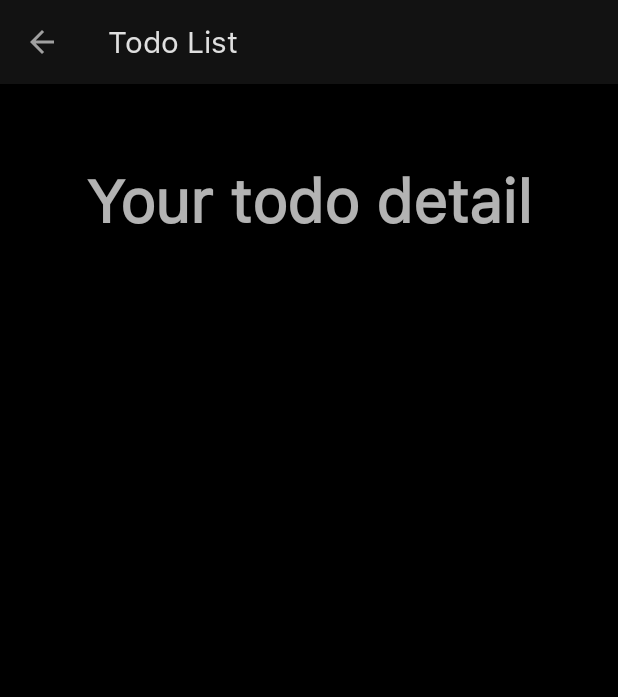
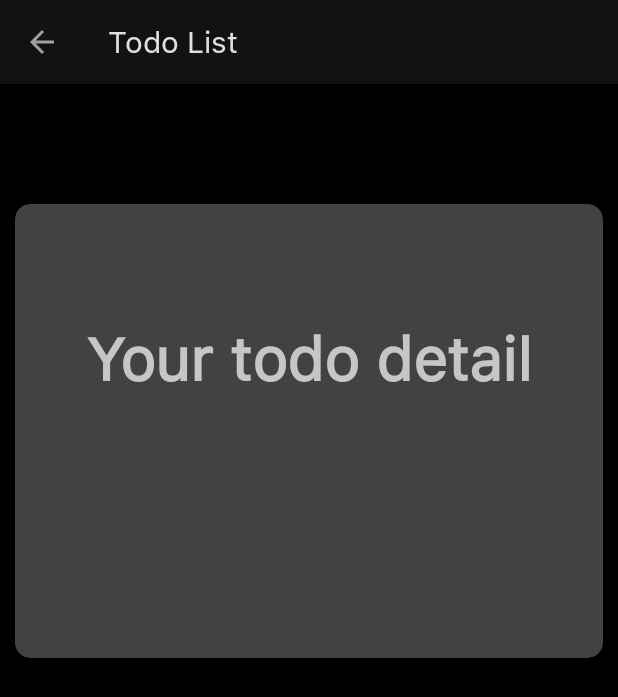
Before and after one commit to deepakb339/AndroidTrainingAssignment, an Android app: the TodoDetailActivity screen opened directly, with no data from a screen before it, on a phone screen of 412 x 824 dp. Shown: the top 697 px of the screen. Run offline under Robolectric (Android 15) with nearby library versions, the phone set to English and light mode, and no system bars.

Commit message:
updated ui and mvp uses

```diff
--- a/app/src/main/java/org/nagarro/todolist/activity/TodoDetailActivity.java
+++ b/app/src/main/java/org/nagarro/todolist/activity/TodoDetailActivity.java
@@ -3,15 +3,19 @@ package org.nagarro.todolist.activity;
 import androidx.annotation.NonNull;
 import androidx.appcompat.app.ActionBar;
 import androidx.appcompat.app.AppCompatActivity;
+import androidx.cardview.widget.CardView;
 
 import android.os.Bundle;
 import android.view.MenuItem;
+import android.widget.LinearLayout;
 import android.widget.TextView;
 
 import org.nagarro.todolist.R;
 
 public class TodoDetailActivity extends AppCompatActivity {
-    TextView title;
+    TextView title,status;
+    CardView cardView;
+    LinearLayout card;
 
     @Override
     protected void onCreate(Bundle savedInstanceState) {
@@ -20,8 +24,13 @@ public class TodoDetailActivity extends AppCompatActivity {
         ActionBar actionBar = getSupportActionBar();
         assert actionBar != null;
         actionBar.setDisplayHomeAsUpEnabled(true);
+        cardView = findViewById(R.id.card_view);
+        card = findViewById(R.id.card_view_container);
+        card.animate().alpha(1f).setDuration(3000).start();
         title = findViewById(R.id.todoTitle);
+        status = findViewById(R.id.todoStatus);
         title.setText(getIntent().getStringExtra("title"));
+        status.setText(getIntent().getStringExtra("status"));
     }
 
     @Override
--- a/app/src/main/java/org/nagarro/todolist/fragment/home/HomeFragment.java
+++ b/app/src/main/java/org/nagarro/todolist/fragment/home/HomeFragment.java
@@ -6,6 +6,7 @@ import android.view.View;
 import android.view.ViewGroup;
 import android.widget.Button;
 import android.widget.LinearLayout;
+import android.widget.TextView;
 import android.widget.Toast;
 
 import androidx.annotation.NonNull;
@@ -37,6 +38,7 @@ public class HomeFragment extends Fragment implements SwipeRefreshLayout.OnRefre
     private RecyclerView recyclerView;
     SwipeRefreshLayout mSwipeRefreshLayout;
     ShimmerFrameLayout shimmerFrameLayout;
+    TextView listCount;
     LinearLayout errorLayout;
     Button retry;
     HomeFragmentPresenter presenter;
@@ -52,6 +54,7 @@ public class HomeFragment extends Fragment implements SwipeRefreshLayout.OnRefre
         shimmerFrameLayout = binding.shimmerFrameLayout;
         errorLayout = binding.errorPage;
         retry = binding.retryBtn;
+        listCount = binding.listCount;
         // SwipeRefreshLayout
         mSwipeRefreshLayout = (SwipeRefreshLayout) binding.swipeContainer;
         mSwipeRefreshLayout.setOnRefreshListener(this);
@@ -99,6 +102,7 @@ public class HomeFragment extends Fragment implements SwipeRefreshLayout.OnRefre
                 public void onResponse(@NotNull Call<List<Todos>> call, @NotNull Response<List<Todos>> response) {
                     shimmerFrameLayout.stopShimmer();
                     shimmerFrameLayout.setVisibility(View.INVISIBLE);
+                    listCount.setVisibility(View.VISIBLE);
                     recyclerView.setVisibility(View.VISIBLE);
                     // Stopping swipe refresh
                     mSwipeRefreshLayout.setRefreshing(false);
@@ -118,6 +122,7 @@ public class HomeFragment extends Fragment implements SwipeRefreshLayout.OnRefre
     }
 
     private void generateDataList(List<Todos> todosList) {
+        listCount.setText("Number of todos: "+todosList.size()+"/"+todosList.size()*2);
         CustomAdapter adapter = new CustomAdapter(getContext(), todosList);
         RecyclerView.LayoutManager layoutManager = new LinearLayoutManager(getContext());
         recyclerView.setLayoutManager(layoutManager);
--- /dev/null
+++ b/app/src/main/res/anim/animation.xml
@@ -0,0 +1,26 @@
+<?xml version="1.0" encoding="utf-8"?>
+<set xmlns:android="http://schemas.android.com/apk/res/android">
+    <!-- animate the translationZ property of a view when pressed -->
+    <selector xmlns:android="http://schemas.android.com/apk/res/android">
+        <item
+            android:state_enabled="true"
+            android:state_pressed="true">
+            <set>
+                <objectAnimator
+                    android:duration="@android:integer/config_shortAnimTime"
+                    android:propertyName="translationZ"
+                    android:valueTo="6dp"
+                    android:valueType="floatType"/>
+            </set>
+        </item>
+        <item>
+            <set>
+                <objectAnimator
+                    android:duration="@android:integer/config_shortAnimTime"
+                    android:propertyName="translationZ"
+                    android:valueTo="0"
+                    android:valueType="floatType"/>
+            </set>
+        </item>
+    </selector>
+</set>
--- /dev/null
+++ b/app/src/main/res/drawable/ic_complete_tick.xml
@@ -0,0 +1,5 @@
+<vector android:height="24dp" android:tint="#3DDB83"
+    android:viewportHeight="24" android:viewportWidth="24"
+    android:width="24dp" xmlns:android="http://schemas.android.com/apk/res/android">
+    <path android:fillColor="@android:color/white" android:pathData="M18,7l-1.41,-1.41 -6.34,6.34 1.41,1.41L18,7zM22.24,5.59L11.66,16.17 7.48,12l-1.41,1.41L11.66,19l12,-12 -1.42,-1.41zM0.41,13.41L6,19l1.41,-1.41L1.83,12 0.41,13.41z"/>
+</vector>
--- a/app/src/main/res/layout/activity_todo_detail.xml
+++ b/app/src/main/res/layout/activity_todo_detail.xml
@@ -2,13 +2,35 @@
 <LinearLayout xmlns:android="http://schemas.android.com/apk/res/android"
     xmlns:app="http://schemas.android.com/apk/res-auto"
     xmlns:tools="http://schemas.android.com/tools"
+    android:id="@+id/card_view_container"
     android:layout_width="match_parent"
     android:layout_height="match_parent"
     android:orientation="vertical"
     android:gravity="center_horizontal"
+    android:layout_marginTop="70dp"
     tools:context=".activity.TodoDetailActivity">
 
-
+    <androidx.cardview.widget.CardView
+        xmlns:card_view="http://schemas.android.com/apk/res-auto"
+        android:id="@+id/card_view"
+        android:layout_width="match_parent"
+        android:layout_height="wrap_content"
+        card_view:cardCornerRadius="10dp"
+        card_view:cardElevation="50dp"
+        card_view:cardMaxElevation="50dp"
+        card_view:contentPadding="5dp"
+        android:layout_margin="10dp"
+        android:layout_marginTop="50dp"
+        android:stateListAnimator="@anim/animation"
+        android:foreground="?attr/selectableItemBackground"
+        android:clickable="true"
+        android:focusable="true">
+    <LinearLayout
+        android:layout_width="match_parent"
+        android:layout_height="match_parent"
+        android:orientation="vertical"
+        android:padding="20dp"
+        android:gravity="center_horizontal">
         <TextView
             android:id="@+id/todoLabel"
             android:layout_width="wrap_content"
@@ -26,4 +48,14 @@
             android:paddingHorizontal="20dp"
             android:textSize="30dp"
             android:text="TextView" />
+        <TextView
+            android:id="@+id/todoStatus"
+            android:layout_width="wrap_content"
+            android:layout_height="wrap_content"
+            android:layout_marginTop="40dp"
+            android:paddingHorizontal="20dp"
+            android:textSize="20dp"
+            android:text="TextView" />
     </LinearLayout>
+    </androidx.cardview.widget.CardView>
+</LinearLayout>
```
Also changed, not shown: app/src/main/java/org/nagarro/todolist/presenter/MainActivityPresenter.java (+0 -7 lines), app/src/main/java/org/nagarro/todolist/utility/adapter/CustomAdapter.java (+10 -1 lines), app/src/main/res/drawable/ic_incomplete_tick.xml (added, +10 -0 lines), app/src/main/res/layout/custom_row.xml (+7 -1 lines), app/src/main/res/layout/fragment_home.xml (+14 -0 lines), 9 other files. Lines whose indentation alone changed are shown as unchanged.
